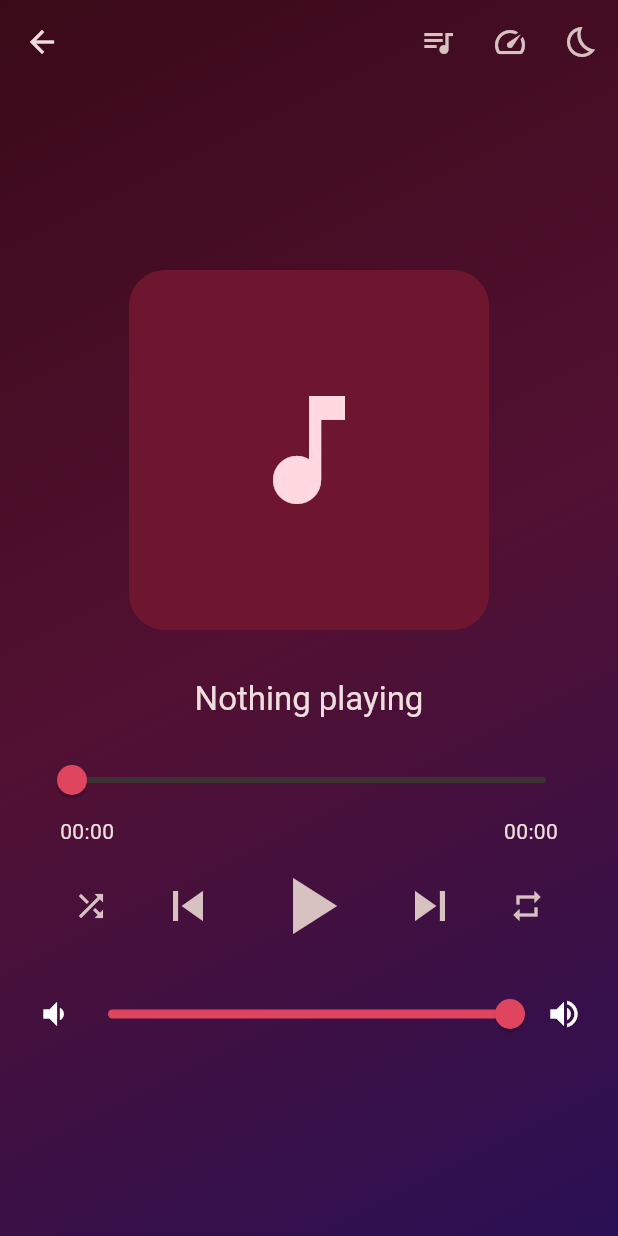
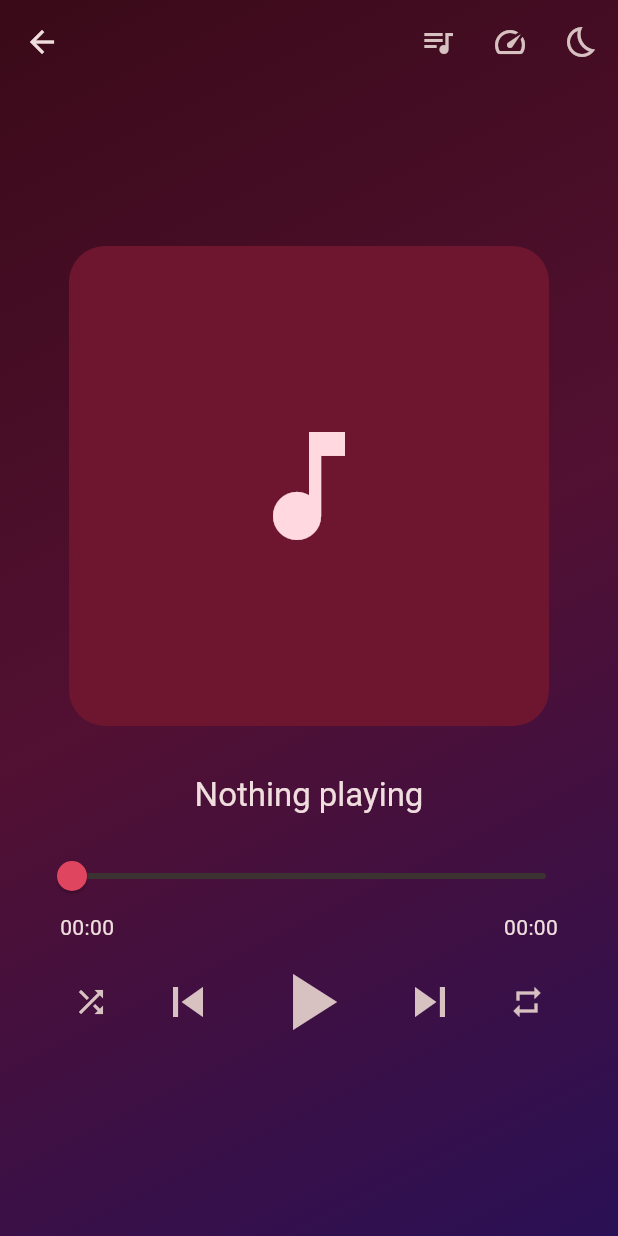
Before and after one commit to HassanAyoub457/music_player, a Flutter app: the NowPlayingPage screen opened directly, on a phone screen of 412 x 824 dp. Run offline on Flutter 3.47's test engine with Material 3 defaults, Android fonts, the phone set to English and light mode, and no system bars; our stand-ins replace just_audio, just_audio_background, permission_handler, shared_preferences; missing offline and left inert: audio_metadata_reader; accounts and stored records are empty; statements that could not run were skipped.

Commit message:
refactor(player): remove volume bar and increase size of artwork

```diff
--- a/lib/widgets.dart
+++ b/lib/widgets.dart
@@ -159,11 +159,12 @@ class NowPlayingPage extends StatelessWidget {
       body: Padding(
         padding: const EdgeInsets.all(24),
         child: Column(
+          mainAxisAlignment: MainAxisAlignment.center,
           children: [
-            const Spacer(),
+            // const Spacer(),
             Container(
-              width: 240,
-              height: 240,
+              width: 320,
+              height: 320,
               decoration: BoxDecoration(
                 color: cs.primaryContainer,
                 borderRadius: BorderRadius.circular(24),
@@ -191,7 +192,7 @@ class NowPlayingPage extends StatelessWidget {
               t?.title ?? 'Nothing playing',
               style: Theme.of(context).textTheme.titleLarge,
               textAlign: TextAlign.center,
-              maxLines: 2,
+              maxLines: 5,
               overflow: TextOverflow.ellipsis,
             ),
             if (t?.artist != null)
@@ -264,29 +265,29 @@ class NowPlayingPage extends StatelessWidget {
               ],
             ),
             const SizedBox(height: 8),
-            Row(
-              children: [
-                const Icon(Icons.volume_down),
-                Expanded(
-                  child: StreamBuilder<double>(
-                    stream: p.volumeStream,
-                    builder: (_, s) =>
-                        Slider(value: s.data ?? 1, onChanged: p.setVolume),
-                  ),
-                ),
-                const Icon(Icons.volume_up),
-                if (t != null)
-                  IconButton(
-                    icon: Icon(
-                      c.favorites.contains(t.path)
-                          ? Icons.favorite
-                          : Icons.favorite_border,
-                    ),
-                    onPressed: () => c.toggleFavorite(t),
-                  ),
-              ],
-            ),
-            const Spacer(),
+            // Row(
+            //   children: [
+            //     const Icon(Icons.volume_down),
+            //     Expanded(
+            //       child: StreamBuilder<double>(
+            //         stream: p.volumeStream,
+            //         builder: (_, s) =>
+            //             Slider(value: s.data ?? 1, onChanged: p.setVolume),
+            //       ),
+            //     ),
+            //     const Icon(Icons.volume_up),
+            //     if (t != null)
+            //       IconButton(
+            //         icon: Icon(
+            //           c.favorites.contains(t.path)
+            //               ? Icons.favorite
+            //               : Icons.favorite_border,
+            //         ),
+            //         onPressed: () => c.toggleFavorite(t),
+            //       ),
+            //   ],
+            // ),
+            // const Spacer(),
           ],
         ),
       ),
```
